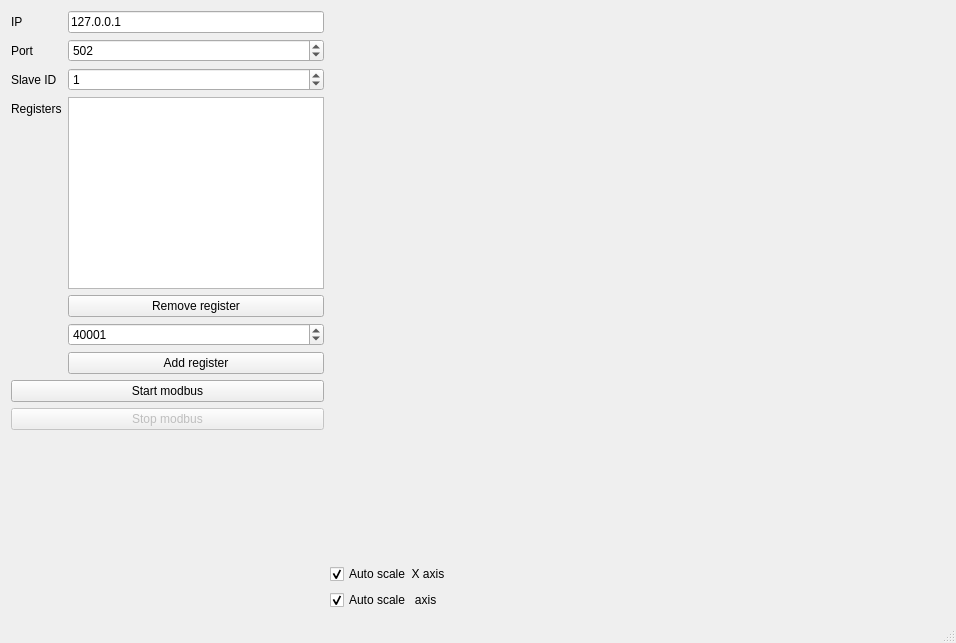
Old version of the form src/mainwindow.ui in the repository ModbusScope/ModbusScope.
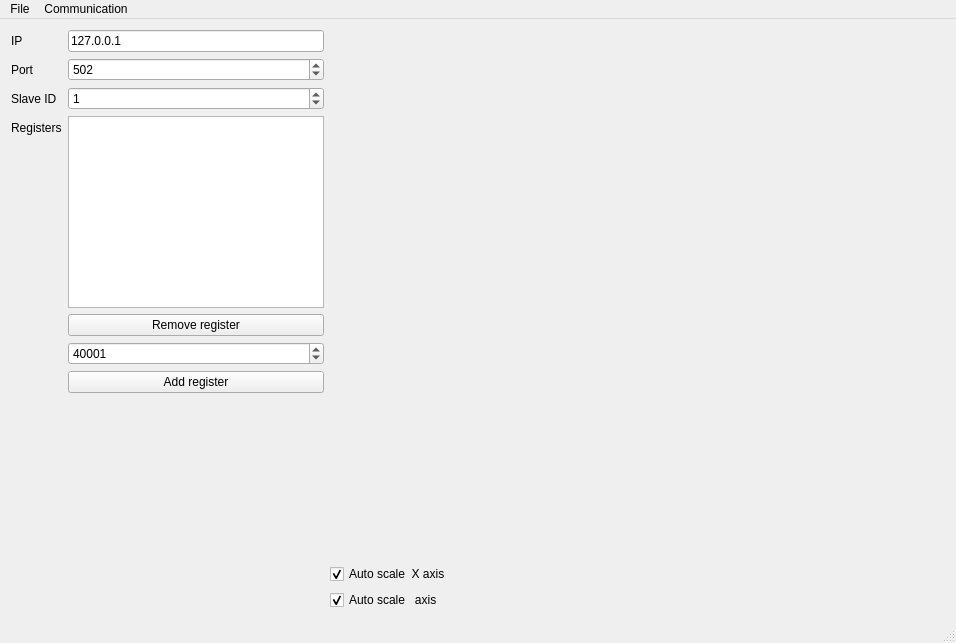
New version of the form. Custom widgets are drawn as their Qt base class.

Patch:
```diff
--- a/src/mainwindow.ui
+++ b/src/mainwindow.ui
@@ -111,26 +111,6 @@
           </item>
          </layout>
         </item>
-        <item>
-         <widget class="QPushButton" name="btnStartModbus">
-          <property name="enabled">
-           <bool>true</bool>
-          </property>
-          <property name="text">
-           <string>Start modbus</string>
-          </property>
-         </widget>
-        </item>
-        <item>
-         <widget class="QPushButton" name="btnStopModbus">
-          <property name="enabled">
-           <bool>false</bool>
-          </property>
-          <property name="text">
-           <string>Stop modbus</string>
-          </property>
-         </widget>
-        </item>
         <item>
          <spacer name="verticalSpacer">
           <property name="orientation">
@@ -189,6 +169,46 @@
    </layout>
   </widget>
   <widget class="QStatusBar" name="statusBar"/>
+  <widget class="QMenuBar" name="menuBar">
+   <property name="geometry">
+    <rect>
+     <x>0</x>
+     <y>0</y>
+     <width>956</width>
+     <height>25</height>
+    </rect>
+   </property>
+   <widget class="QMenu" name="menuFile">
+    <property name="title">
+     <string>File</string>
+    </property>
+    <addaction name="actionExit"/>
+   </widget>
+   <widget class="QMenu" name="menuCommunication">
+    <property name="title">
+     <string>Communication</string>
+    </property>
+    <addaction name="actionStart"/>
+    <addaction name="actionStop"/>
+   </widget>
+   <addaction name="menuFile"/>
+   <addaction name="menuCommunication"/>
+  </widget>
+  <action name="actionExit">
+   <property name="text">
+    <string>Exit</string>
+   </property>
+  </action>
+  <action name="actionStart">
+   <property name="text">
+    <string>Start</string>
+   </property>
+  </action>
+  <action name="actionStop">
+   <property name="text">
+    <string>Stop</string>
+   </property>
+  </action>
  </widget>
  <layoutdefault spacing="6" margin="11"/>
  <customwidgets>
```
